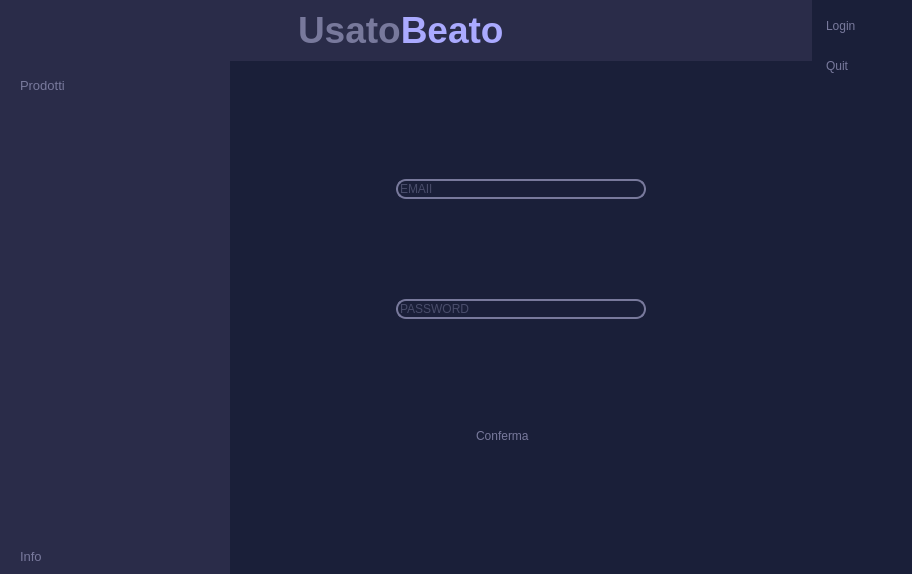
Qt form NegozioDelUsatoPython/MVC/View/UserView.ui (LeonUrsu/NegozioDellUsato-ExamIS) before a commit.
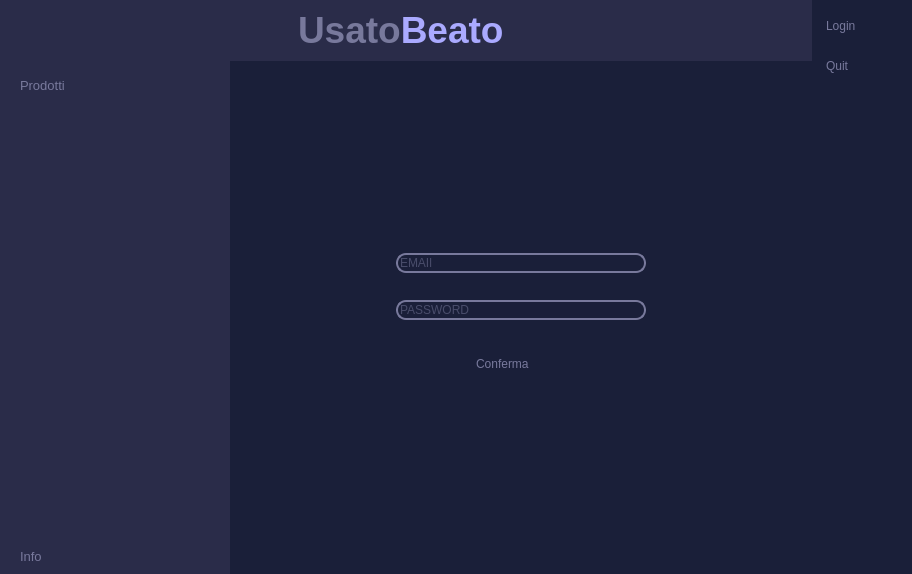
The same form after that commit. Icons and pictures are not drawn. Custom widgets are drawn as their Qt base class.

Commit message: central window color change

```diff
--- a/NegozioDelUsatoPython/MVC/View/UserView.ui
+++ b/NegozioDelUsatoPython/MVC/View/UserView.ui
@@ -564,6 +564,12 @@
           </property>
           <item>
            <widget class="QWidget" name="widget" native="true">
+            <property name="maximumSize">
+             <size>
+              <width>16777215</width>
+              <height>200</height>
+             </size>
+            </property>
             <layout class="QVBoxLayout" name="verticalLayout_6">
              <property name="spacing">
               <number>0</number>
```
Left out of the diff: 22 changed lines with no effect on the pictures. The commit also changes 2 other files.
